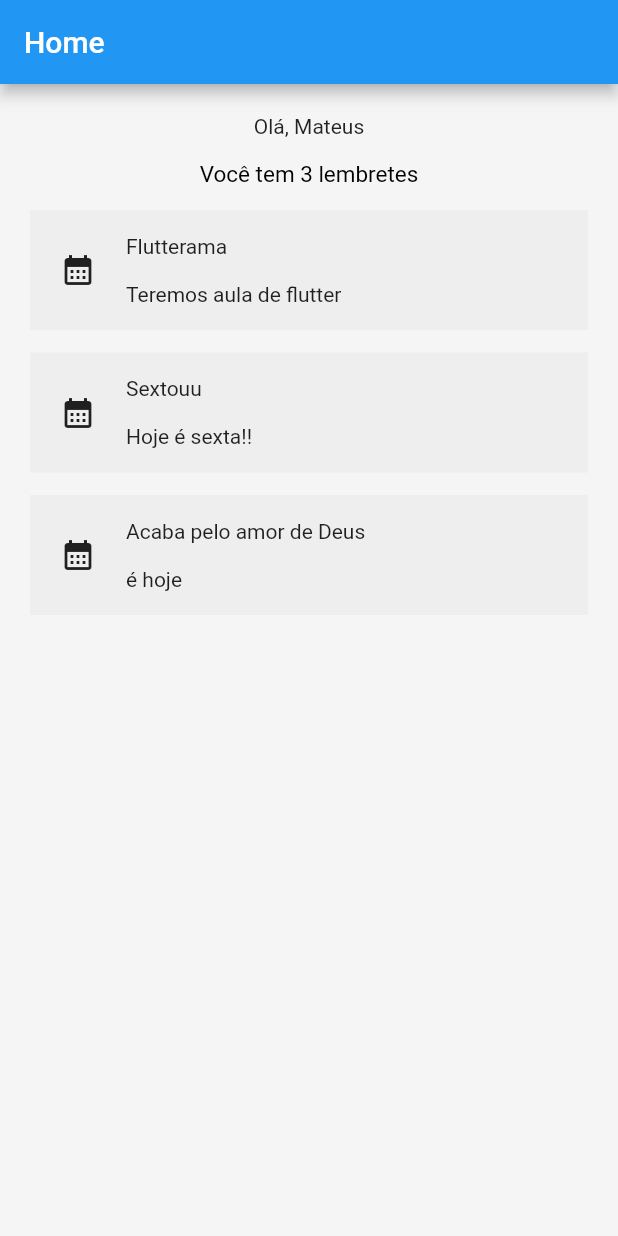
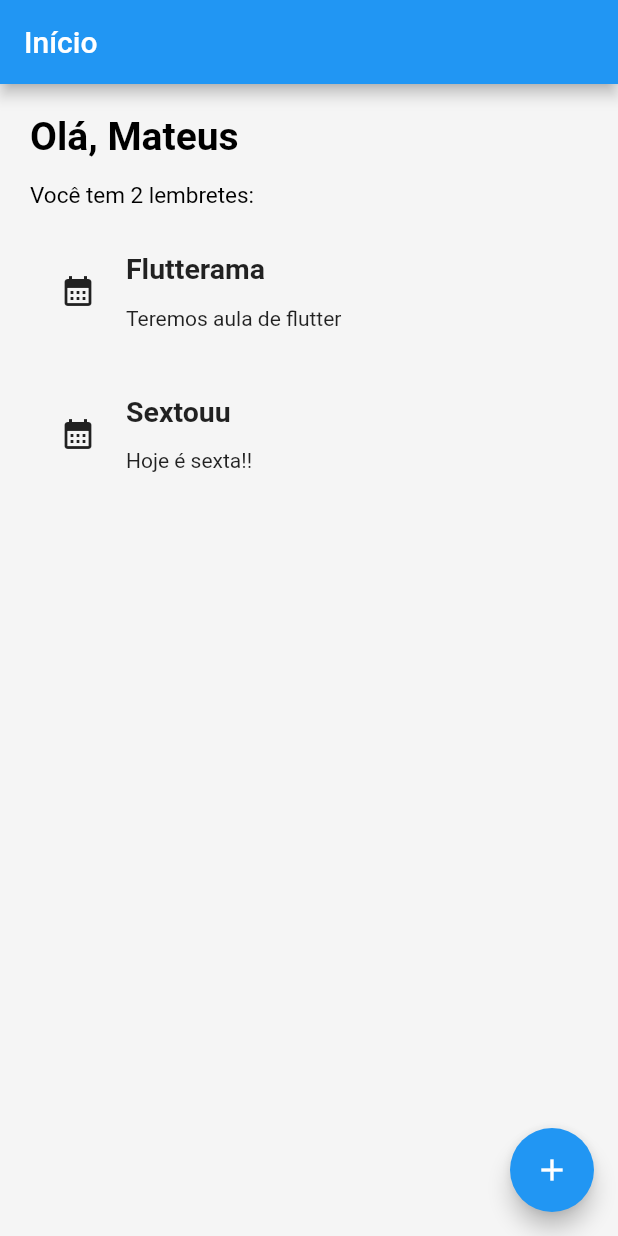
Before and after one commit to MateusAra/Curso-de-Flutter, a Flutter app: the HomePage screen opened by its route, on a phone screen of 412 x 824 dp. Run offline on Flutter 3.47's test engine with Material 2 defaults, Android fonts, the phone set to English and light mode, and no system bars; accounts and stored records are empty.

Commit message:
Ajustes na homePage

```diff
--- a/curso/lib/db/database.dart
+++ b/curso/lib/db/database.dart
@@ -27,14 +27,9 @@ class Database{
       descricao: "Teremos aula de flutter",
     ),
     Lembrete(
-      codigo: 1,
+      codigo: 2,
       titulo: "Sextouu",
       descricao: "Hoje é sexta!!",
-    ),
-    Lembrete(
-      codigo: 1,
-      titulo: "Acaba pelo amor de Deus",
-      descricao: "é hoje"
     )
   ];
 
--- a/curso/lib/pages/home/home_page.dart
+++ b/curso/lib/pages/home/home_page.dart
@@ -1,11 +1,10 @@
-import 'package:curso/models/lembretes.dart';
+import 'package:flutter/material.dart';
+import 'package:flutter/rendering.dart';
 import 'package:flutter/src/widgets/container.dart';
 import 'package:flutter/src/widgets/framework.dart';
-import 'package:flutter/material.dart';
-import 'package:curso/db/database.dart';
 import 'package:curso/models/lembretes.dart';
-import 'package:curso/models/usuario.dart';
 
+import '../../db/database.dart';
 
 class HomePage extends StatefulWidget {
   const HomePage({super.key});
@@ -20,34 +19,45 @@ class _HomePageState extends State<HomePage> {
     return Scaffold(
       backgroundColor: Colors.grey.shade100,
       appBar: AppBar(
-        title: const Text("Home"),
+        title: const Text('Início'),
         automaticallyImplyLeading: false,
       ),
       body: Padding(
         padding: const EdgeInsets.all(20),
         child: Column(
+          crossAxisAlignment: CrossAxisAlignment.start,
           children: [
-            Text('Olá, ${Database().usuarioLogado?.nome ?? ""}'),
+            Text(
+              'Olá, ${Database().usuarioLogado?.nome ?? ""}',
+              style: const TextStyle(
+                color: Colors.black,
+                fontSize: 26,
+                fontWeight: FontWeight.bold,
+              ),
+            ),
             const SizedBox(height: 15),
             Text(
-              'Você tem ${Database().lembretes.length} lembretes',
+              'Você tem ${Database().lembretes.length} lembretes:',
               style: const TextStyle(
                 color: Colors.black,
                 fontSize: 15,
-          )
+              ),
             ),
             const SizedBox(height: 15),
             Expanded(
               child: ListView.builder(
                 itemCount: Database().lembretes.length,
-            itemBuilder: (context, index){
+                itemBuilder: (context, index) {
+                  var item = Database().lembretes.elementAt(index);
 
-              var item = Database().lembretes.elementAt(index);
                   return Padding(
                     padding: const EdgeInsets.only(bottom: 15),
-                child: Container(
+                    child: Material(
+                      color: Colors.grey.shade100,
+                      child: InkWell(
+                        onTap: () {},
+                        child: Ink(
                           height: 80,
-                  color: Color.fromARGB(255, 238, 238, 238),
                           child: Row(
                             crossAxisAlignment: CrossAxisAlignment.center,
                             mainAxisAlignment: MainAxisAlignment.start,
@@ -58,23 +68,40 @@ class _HomePageState extends State<HomePage> {
                               Expanded(
                                 child: Column(
                                   crossAxisAlignment: CrossAxisAlignment.start,
-                        mainAxisAlignment: MainAxisAlignment.spaceEvenly,
+                                  mainAxisAlignment:
+                                      MainAxisAlignment.spaceEvenly,
                                   children: [
-                          Text(item.titulo),
-                          Text(item.descricao)
-                        ]
-                      )
-                      )
-                    ]
-                  )
-                )
-              );
-            }
-          )
+                                    Text(
+                                      item.titulo,
+                                      style: const TextStyle(
+                                        fontSize: 19,
+                                        fontWeight: FontWeight.bold,
+                                      ),
+                                    ),
+                                    Text(
+                                      item.descricao,
+                                    ),
+                                  ],
+                                ),
                               )
                             ],
                           ),
-      )
+                        ),
+                      ),
+                    ),
+                  );
+                },
+              ),
+            ),
+          ],
+        ),
+      ),
+      floatingActionButton: FloatingActionButton(
+        onPressed: () {
+          setState(() {});
+        },
+        child: const Icon(Icons.add),
+      ),
     );
   }
 }
```
Lines whose indentation alone changed are shown as unchanged.
